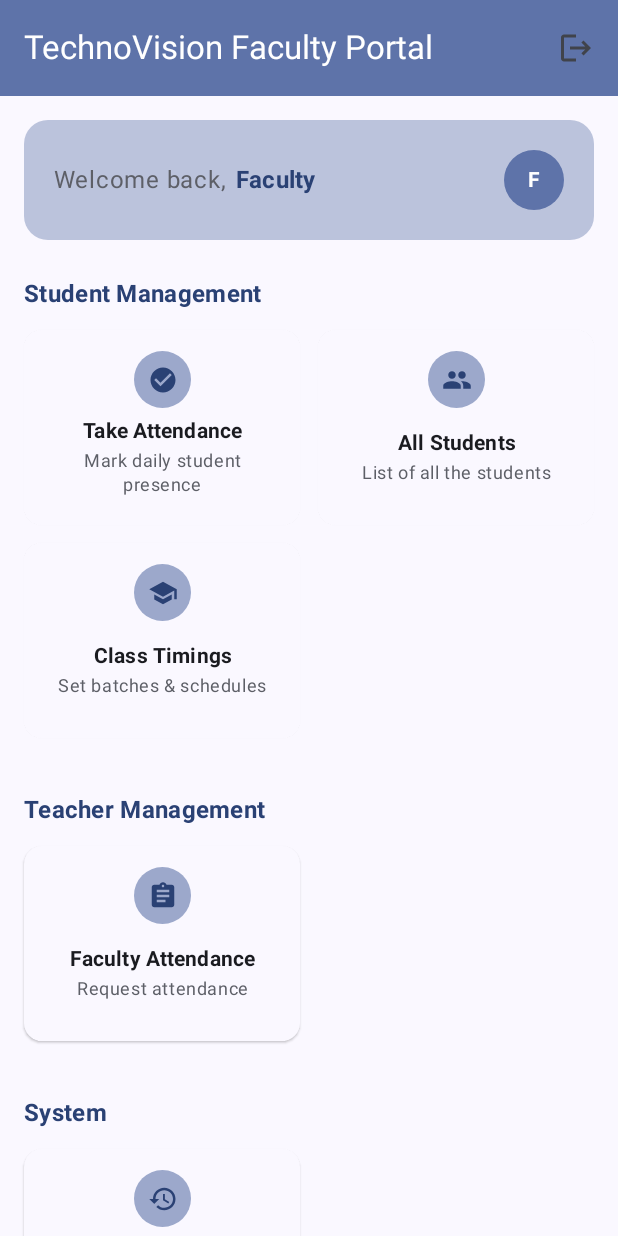
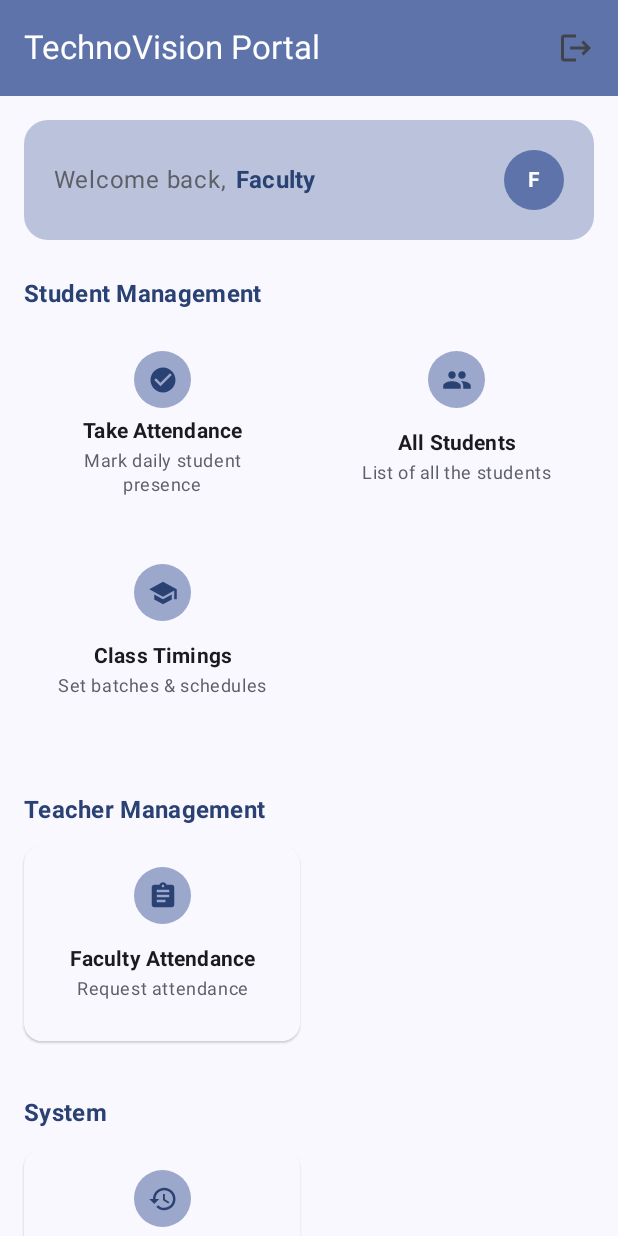
Before and after one commit to IamSoumitDas/TechnoVision, an Android app built with Jetpack Compose: the FacultyHomePage screen opened through its navigation route, on a phone screen of 412 x 824 dp. Run offline under Robolectric (Android 15) with nearby library versions, the phone set to English and light mode, and no system bars; our stand-ins replace Firebase (no records; nobody signed in at launch, a user with empty details on screens opened directly).

Commit message:
removed some text from the top app bar

```diff
--- a/app/src/main/java/com/soumit/technovision/ui/screens/faculty/FacultyHomePage.kt
+++ b/app/src/main/java/com/soumit/technovision/ui/screens/faculty/FacultyHomePage.kt
@@ -112,7 +112,7 @@ fun FacultyHomePage(
     Scaffold(
         topBar = {
             TopAppBar(
-                title = { Text("TechnoVision Faculty Portal") },
+                title = { Text("TechnoVision Portal") },
                 actions = {
                     IconButton(onClick = {
                         if (!isInPreview) {
--- a/app/src/main/java/com/soumit/technovision/ui/screens/owner/OwnerHomePage.kt
+++ b/app/src/main/java/com/soumit/technovision/ui/screens/owner/OwnerHomePage.kt
@@ -136,7 +136,7 @@ fun OwnerHomePage(
     Scaffold(
         topBar = {
             TopAppBar(
-                title = { Text("TechnoVision Owner Portal") },
+                title = { Text("TechnoVision Portal") },
                 actions = {
                     IconButton(onClick = {
                         if (!isInPreview) {
--- a/app/src/main/java/com/soumit/technovision/ui/screens/receptionist/ReceptionistHomePage.kt
+++ b/app/src/main/java/com/soumit/technovision/ui/screens/receptionist/ReceptionistHomePage.kt
@@ -119,7 +119,7 @@ fun ReceptionistHomePage(
     Scaffold(
         topBar = {
             TopAppBar(
-                title = { Text("TechnoVision Reception Portal") },
+                title = { Text("TechnoVision Portal") },
                 actions = {
                     IconButton(onClick = {
                         if (!isInPreview) {
```
